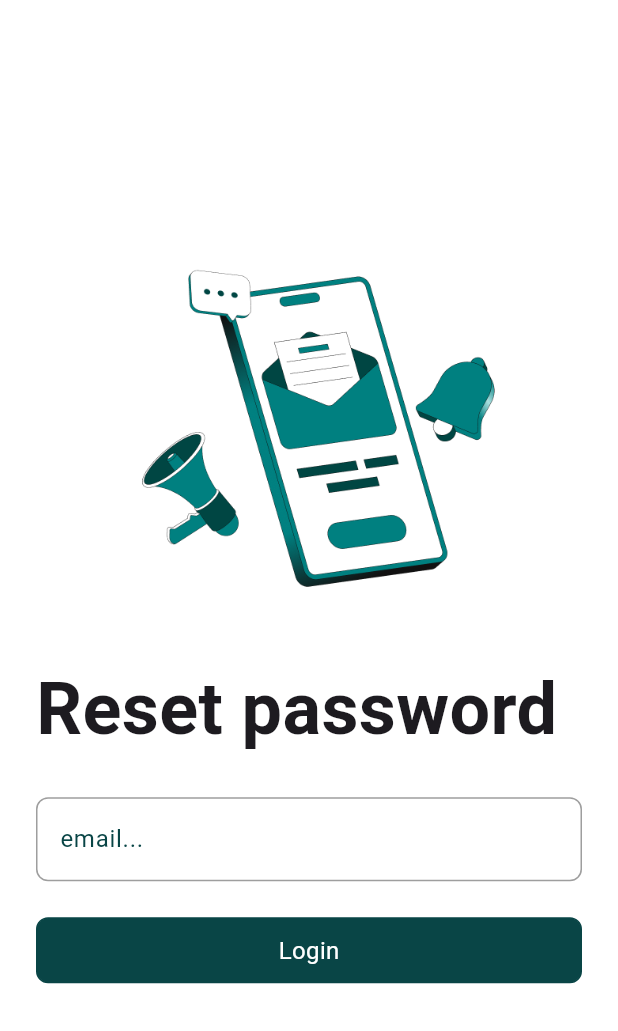
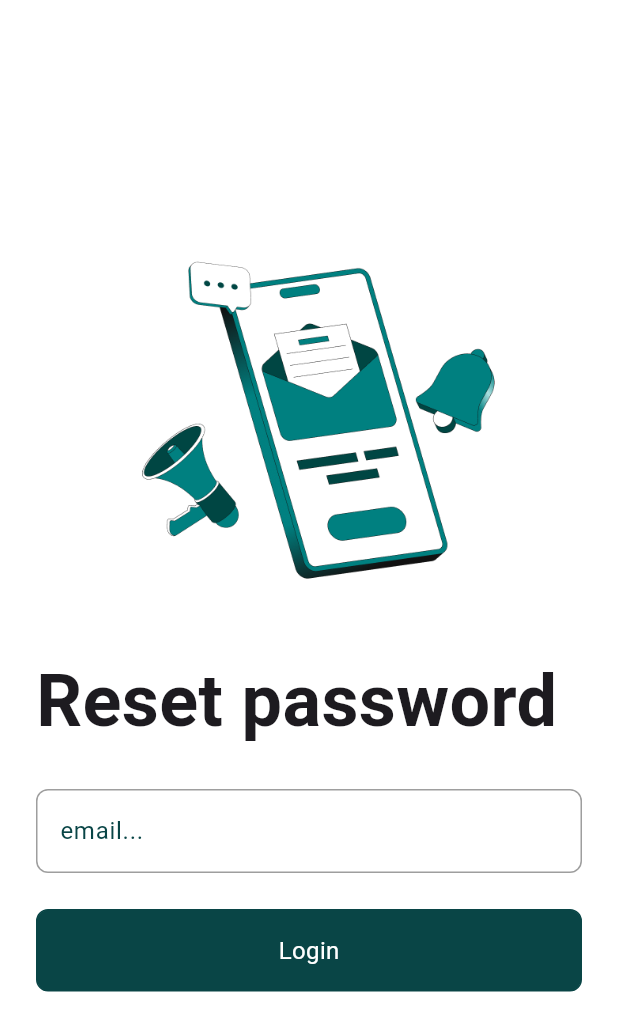
Before and after one commit to MohamedAlaga/gammal_tech_final_exam, a Flutter app: the screen it shows after launch, after a tap on "Forget Password?", on a phone screen of 412 x 824 dp. Shown: the top 1031 px of the screen. Run offline on Flutter 3.47's test engine with Material 3 defaults, Android fonts, the phone set to English and light mode, and no system bars; our stand-ins replace dartz, equatable, get_it.

Commit message:
eidt Login ,signup, forgetpass screens.. and textfield component

```diff
--- a/lib/presentation/components/custom_text_field.dart
+++ b/lib/presentation/components/custom_text_field.dart
@@ -7,14 +7,14 @@ class CustomTextField extends StatefulWidget {
     this.maxLines = 1,
     this.onSaved,
     this.onChanged,
-    this.isPassword = false, // Add this flag for password
+    this.isPassword = false,
   });
 
   final String hint;
   final int maxLines;
   final void Function(String?)? onSaved;
   final void Function(String)? onChanged;
-  final bool isPassword; // Whether the field is for passwords
+  final bool isPassword;
 
   @override
   _CustomTextFieldState createState() => _CustomTextFieldState();
@@ -45,9 +45,9 @@ class _CustomTextFieldState extends State<CustomTextField> {
         hintStyle: const TextStyle(
           color: Color(0xff094546),
         ),
-        border: buildBorder(Colors.grey), // Default gray border
-        enabledBorder: buildBorder(Colors.grey), // Unfocused state
-        focusedBorder: buildBorder(const Color(0xff094546)), // Focused state
+        border: buildBorder(Colors.grey),
+        enabledBorder: buildBorder(Colors.grey),
+        focusedBorder: buildBorder(const Color(0xff094546)),
         suffixIcon: widget.isPassword
             ? IconButton(
                 icon: Icon(
@@ -56,11 +56,11 @@ class _CustomTextFieldState extends State<CustomTextField> {
                 ),
                 onPressed: () {
                   setState(() {
-                    _obscureText = !_obscureText; // Toggle visibility
+                    _obscureText = !_obscureText;
                   });
                 },
               )
-            : null, // Add visibility toggle if it's a password field
+            : null,
       ),
     );
   }
--- a/lib/presentation/screens/forget_password_screen.dart
+++ b/lib/presentation/screens/forget_password_screen.dart
@@ -35,7 +35,7 @@ class ForgetPasswordScreen extends StatelessWidget {
                   textColor: Colors.white,
                   buttonColor: const Color(0xff094546),
                   borderColor: const Color(0xff094546),
-                  height: 44,
+                  height: 55,
                   width: 312,
                   borderRadius: 8,
                   onTap: () {},
--- a/lib/presentation/screens/login_screen.dart
+++ b/lib/presentation/screens/login_screen.dart
@@ -40,7 +40,7 @@ class LoginScreen extends StatelessWidget {
                   textColor: Colors.white,
                   buttonColor: const Color(0xff094546),
                   borderColor: const Color(0xff094546),
-                  height: 44,
+                  height: 55,
                   width: 312,
                   borderRadius: 8,
                   onTap: () {},
--- a/lib/presentation/screens/signup_screen.dart
+++ b/lib/presentation/screens/signup_screen.dart
@@ -42,7 +42,7 @@ class SignUpScreen extends StatelessWidget {
                   textColor: Colors.white,
                   buttonColor: const Color(0xff094546),
                   borderColor: const Color(0xff094546),
-                  height: 44,
+                  height: 55,
                   width: 312,
                   borderRadius: 8,
                   onTap: () {},
```
